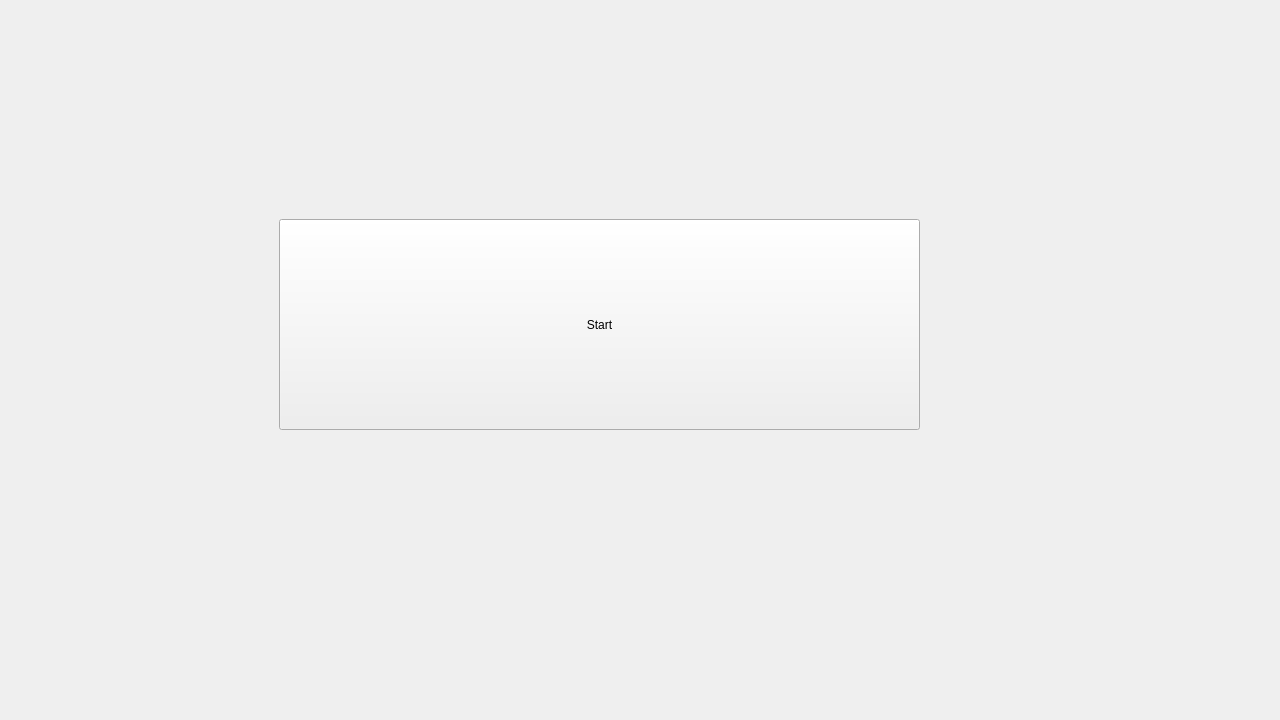
This is darts-counter/mainwindow.ui in NoahWissler/darts-counter as Qt 5 draws it before an edit. The edited form follows.
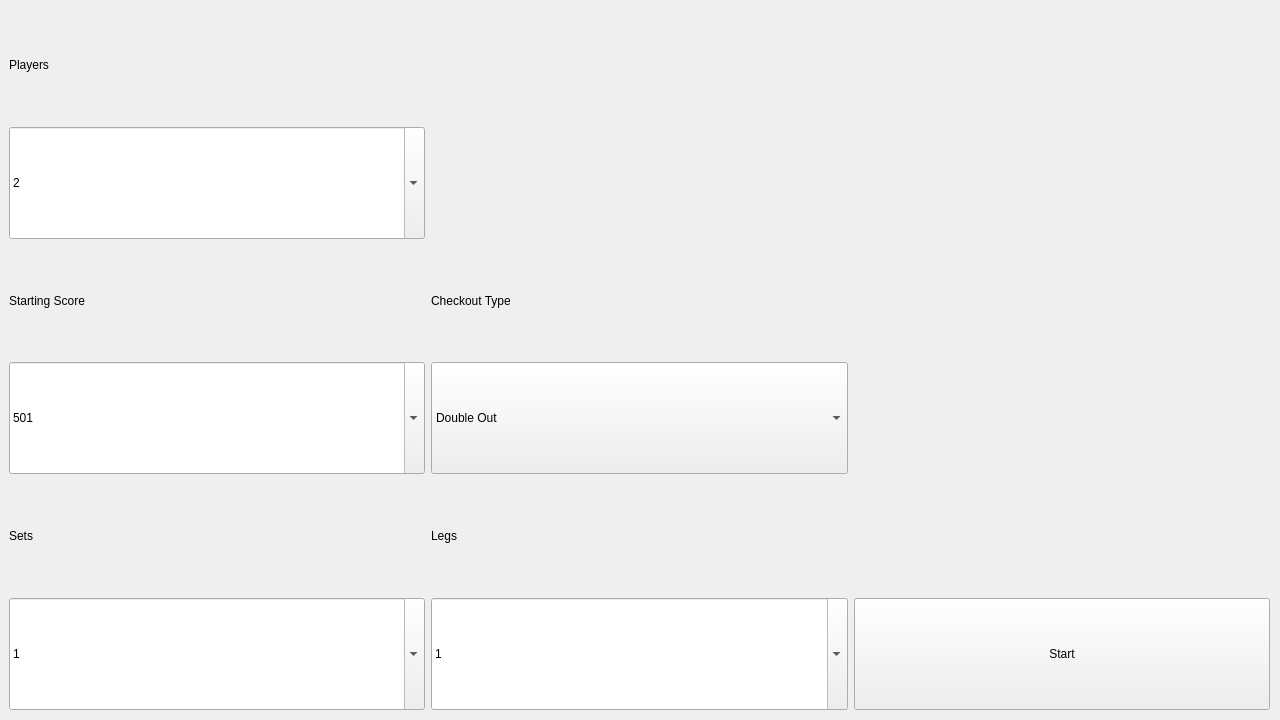
This is the edited form.

Commit message: TCPP-019 Design of Starting Page

Diff of the .ui file:
```diff
--- a/darts-counter/mainwindow.ui
+++ b/darts-counter/mainwindow.ui
@@ -27,18 +27,267 @@
        <number>0</number>
       </property>
       <widget class="QWidget" name="startingPage">
-       <widget class="QPushButton" name="start">
+       <widget class="QWidget" name="gridLayoutWidget">
         <property name="geometry">
          <rect>
-          <x>270</x>
-          <y>210</y>
-          <width>641</width>
-          <height>211</height>
+          <x>0</x>
+          <y>0</y>
+          <width>1261</width>
+          <height>701</height>
          </rect>
         </property>
-        <property name="text">
-         <string>Start</string>
-        </property>
+        <layout class="QGridLayout" name="gridLayout_2">
+         <item row="4" column="2">
+          <widget class="QLabel" name="label">
+           <property name="sizePolicy">
+            <sizepolicy hsizetype="Expanding" vsizetype="Expanding">
+             <horstretch>0</horstretch>
+             <verstretch>0</verstretch>
+            </sizepolicy>
+           </property>
+           <property name="text">
+            <string>Legs</string>
+           </property>
+          </widget>
+         </item>
+         <item row="1" column="1">
+          <widget class="QComboBox" name="comboBox_2">
+           <property name="sizePolicy">
+            <sizepolicy hsizetype="Expanding" vsizetype="Expanding">
+             <horstretch>0</horstretch>
+             <verstretch>0</verstretch>
+            </sizepolicy>
+           </property>
+           <property name="editable">
+            <bool>true</bool>
+           </property>
+           <item>
+            <property name="text">
+             <string>2</string>
+            </property>
+           </item>
+           <item>
+            <property name="text">
+             <string>1</string>
+            </property>
+           </item>
+           <item>
+            <property name="text">
+             <string>3</string>
+            </property>
+           </item>
+           <item>
+            <property name="text">
+             <string>4</string>
+            </property>
+           </item>
+          </widget>
+         </item>
+         <item row="3" column="1">
+          <widget class="QComboBox" name="comboBox">
+           <property name="sizePolicy">
+            <sizepolicy hsizetype="Expanding" vsizetype="Expanding">
+             <horstretch>0</horstretch>
+             <verstretch>0</verstretch>
+            </sizepolicy>
+           </property>
+           <property name="editable">
+            <bool>true</bool>
+           </property>
+           <item>
+            <property name="text">
+             <string>501</string>
+            </property>
+           </item>
+           <item>
+            <property name="text">
+             <string>301</string>
+            </property>
+           </item>
+           <item>
+            <property name="text">
+             <string>701</string>
+            </property>
+           </item>
+          </widget>
+         </item>
+         <item row="2" column="1">
+          <widget class="QLabel" name="label_4">
+           <property name="sizePolicy">
+            <sizepolicy hsizetype="Expanding" vsizetype="Expanding">
+             <horstretch>0</horstretch>
+             <verstretch>0</verstretch>
+            </sizepolicy>
+           </property>
+           <property name="text">
+            <string>Starting Score</string>
+           </property>
+          </widget>
+         </item>
+         <item row="5" column="1">
+          <widget class="QComboBox" name="legs">
+           <property name="sizePolicy">
+            <sizepolicy hsizetype="Expanding" vsizetype="Expanding">
+             <horstretch>0</horstretch>
+             <verstretch>0</verstretch>
+            </sizepolicy>
+           </property>
+           <property name="editable">
+            <bool>true</bool>
+           </property>
+           <item>
+            <property name="text">
+             <string>1</string>
+            </property>
+           </item>
+           <item>
+            <property name="text">
+             <string>2</string>
+            </property>
+           </item>
+           <item>
+            <property name="text">
+             <string>3</string>
+            </property>
+           </item>
+           <item>
+            <property name="text">
+             <string>4</string>
+            </property>
+           </item>
+           <item>
+            <property name="text">
+             <string>5</string>
+            </property>
+           </item>
+           <item>
+            <property name="text">
+             <string>6</string>
+            </property>
+           </item>
+           <item>
+            <property name="text">
+             <string>7</string>
+            </property>
+           </item>
+          </widget>
+         </item>
+         <item row="4" column="1">
+          <widget class="QLabel" name="label_2">
+           <property name="sizePolicy">
+            <sizepolicy hsizetype="Expanding" vsizetype="Expanding">
+             <horstretch>0</horstretch>
+             <verstretch>0</verstretch>
+            </sizepolicy>
+           </property>
+           <property name="text">
+            <string>Sets</string>
+           </property>
+          </widget>
+         </item>
+         <item row="0" column="1">
+          <widget class="QLabel" name="label_3">
+           <property name="sizePolicy">
+            <sizepolicy hsizetype="Expanding" vsizetype="Expanding">
+             <horstretch>0</horstretch>
+             <verstretch>0</verstretch>
+            </sizepolicy>
+           </property>
+           <property name="text">
+            <string>Players</string>
+           </property>
+          </widget>
+         </item>
+         <item row="5" column="2">
+          <widget class="QComboBox" name="sets">
+           <property name="sizePolicy">
+            <sizepolicy hsizetype="Expanding" vsizetype="Expanding">
+             <horstretch>0</horstretch>
+             <verstretch>0</verstretch>
+            </sizepolicy>
+           </property>
+           <property name="editable">
+            <bool>true</bool>
+           </property>
+           <item>
+            <property name="text">
+             <string>1</string>
+            </property>
+           </item>
+           <item>
+            <property name="text">
+             <string>2</string>
+            </property>
+           </item>
+           <item>
+            <property name="text">
+             <string>3</string>
+            </property>
+           </item>
+           <item>
+            <property name="text">
+             <string>4</string>
+            </property>
+           </item>
+           <item>
+            <property name="text">
+             <string>5</string>
+            </property>
+           </item>
+          </widget>
+         </item>
+         <item row="5" column="3">
+          <widget class="QPushButton" name="start">
+           <property name="sizePolicy">
+            <sizepolicy hsizetype="Expanding" vsizetype="Expanding">
+             <horstretch>0</horstretch>
+             <verstretch>0</verstretch>
+            </sizepolicy>
+           </property>
+           <property name="text">
+            <string>Start</string>
+           </property>
+          </widget>
+         </item>
+         <item row="3" column="2">
+          <widget class="QComboBox" name="comboBox_3">
+           <property name="sizePolicy">
+            <sizepolicy hsizetype="Expanding" vsizetype="Expanding">
+             <horstretch>0</horstretch>
+             <verstretch>0</verstretch>
+            </sizepolicy>
+           </property>
+           <item>
+            <property name="text">
+             <string>Double Out</string>
+            </property>
+           </item>
+           <item>
+            <property name="text">
+             <string>Single Out</string>
+            </property>
+           </item>
+           <item>
+            <property name="text">
+             <string>Triple Out</string>
+            </property>
+           </item>
+          </widget>
+         </item>
+         <item row="2" column="2">
+          <widget class="QLabel" name="label_5">
+           <property name="sizePolicy">
+            <sizepolicy hsizetype="Expanding" vsizetype="Expanding">
+             <horstretch>0</horstretch>
+             <verstretch>0</verstretch>
+            </sizepolicy>
+           </property>
+           <property name="text">
+            <string>Checkout Type</string>
+           </property>
+          </widget>
+         </item>
+        </layout>
        </widget>
       </widget>
       <widget class="QWidget" name="playingPage" native="true">
```
Left out of the diff: 2 changed lines with no effect on the pictures. The commit also changes 4 other files.
